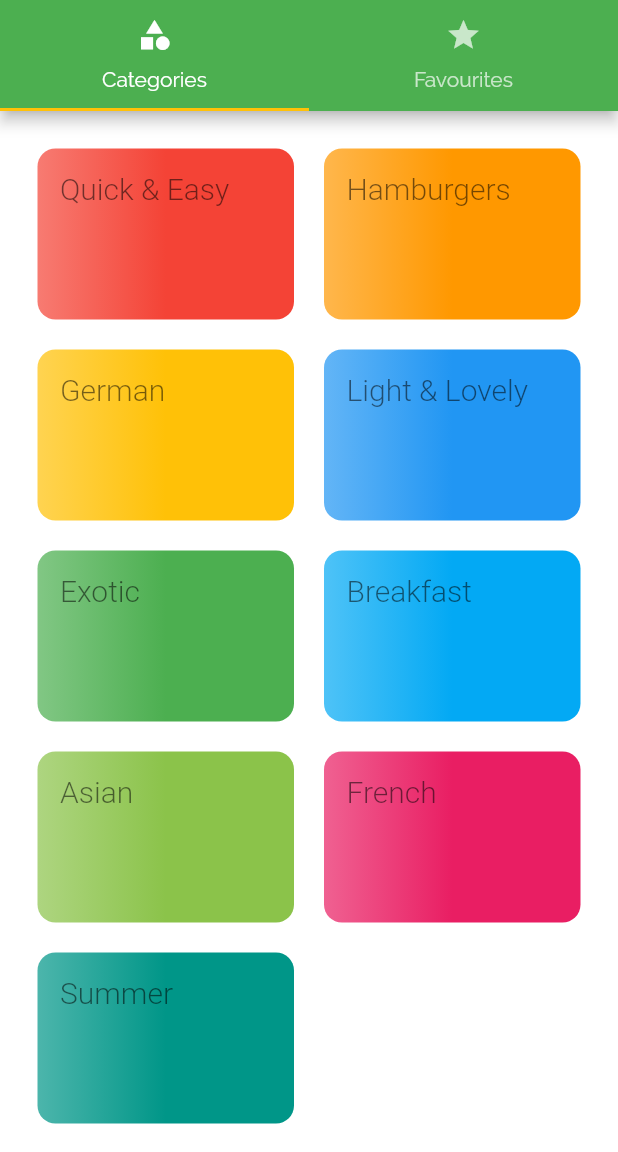
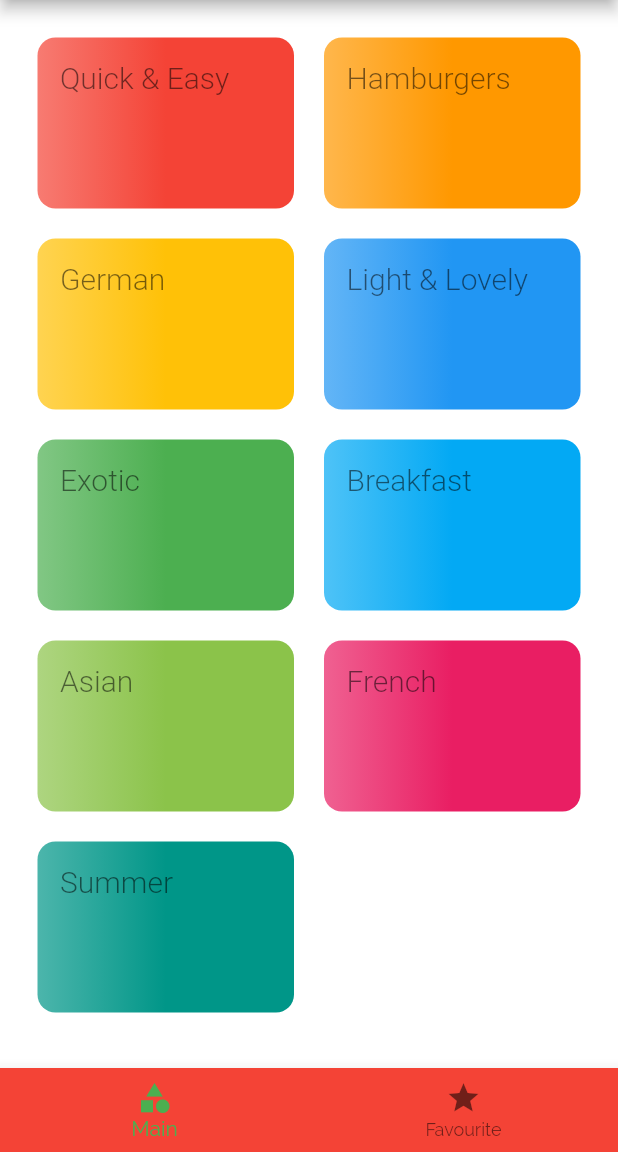
Before and after one commit to cecililu/Flutter_MealApp, a Flutter app: the screen it shows after launch, on a phone screen of 412 x 824 dp, the part 84-1236 px from its top. Run offline on Flutter 3.47's test engine with Material 2 defaults, Android fonts, the phone set to English and light mode, and no system bars; Roboto replaces fonts that are missing (RobotoCondensed).

```diff
--- a/lib/screen/tab_screen.dart
+++ b/lib/screen/tab_screen.dart
@@ -11,28 +11,43 @@ class TabScreen extends StatefulWidget {
 }
 
 class _TabScreenState extends State<TabScreen> {
+  List <Widget>_pages=[
+Categories_screen(),FavouriteScreen()
+  ];
+ int _selectedPageIndex=0;
+  void _selectPage(int index){
+    setState(() {
+      _selectedPageIndex=index;
+    });
+  }
   @override
   Widget build(BuildContext context) {
-    return DefaultTabController(
-    length: 2,
-    child: Scaffold(
-
+    return  Scaffold(
       appBar: AppBar(
               title: Text('Meal App'),
-              bottom: TabBar(
-                tabs:[
-                 Tab(icon: Icon(Icons.category),text: 'Categories'),
-                  Tab(icon: Icon(Icons.star),text: 'Favourites'),
-                 ],
+              // bottom: TabBar(
+              //   unselectedLabelColor: Color.fromARGB(255, 26, 151, 32),
+              //   // tabs:[
+              //   //  Tab(icon: Icon(Icons.category),text: 'Categories'),
+              //   //   Tab(icon: Icon(Icons.star),text: 'Favourites'),
+              //   //  ],
 
              ),
-
-      ),
-      body:  TabBarView(
-        children: [Categories_screen(),FavouriteScreen()]
-      ),
-    )
+      body: _pages[_selectedPageIndex],
+      bottomNavigationBar:BottomNavigationBar(
+        onTap: _selectPage,
+        backgroundColor: Colors.red,
+        items: const[
+            BottomNavigationBarItem(
+              icon: Icon(Icons.category),
+              label: "Main"
+              ),
+         BottomNavigationBarItem(
+          icon: Icon(Icons.star),
+          label: "Favourite"
+          ),
+        ]
+        ) ,
     );
-
   }
 }
```
